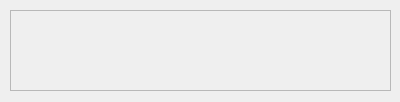
Anto26/Questions-and-Answers, file Dialog.ui: the form before one commit.
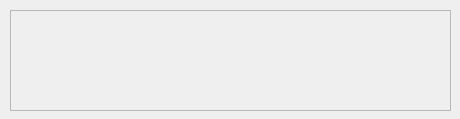
The form after the commit.

Commit message: changed the dialog window size and changed the file error popup

```diff
--- a/Dialog.ui
+++ b/Dialog.ui
@@ -2,24 +2,16 @@
 <ui version="4.0">
  <class>Dialog</class>
  <widget class="QDialog" name="Dialog">
-  <property name="geometry">
-   <rect>
-    <x>0</x>
-    <y>0</y>
-    <width>400</width>
-    <height>102</height>
-   </rect>
-  </property>
   <property name="minimumSize">
    <size>
-    <width>400</width>
-    <height>102</height>
+    <width>460</width>
+    <height>119</height>
    </size>
   </property>
   <property name="maximumSize">
    <size>
-    <width>400</width>
-    <height>102</height>
+    <width>460</width>
+    <height>119</height>
    </size>
   </property>
   <property name="windowTitle">
@@ -30,8 +22,8 @@
     <rect>
      <x>10</x>
      <y>10</y>
-     <width>381</width>
-     <height>81</height>
+     <width>441</width>
+     <height>101</height>
     </rect>
    </property>
    <property name="font">
```
The commit also changes 4 other files.
